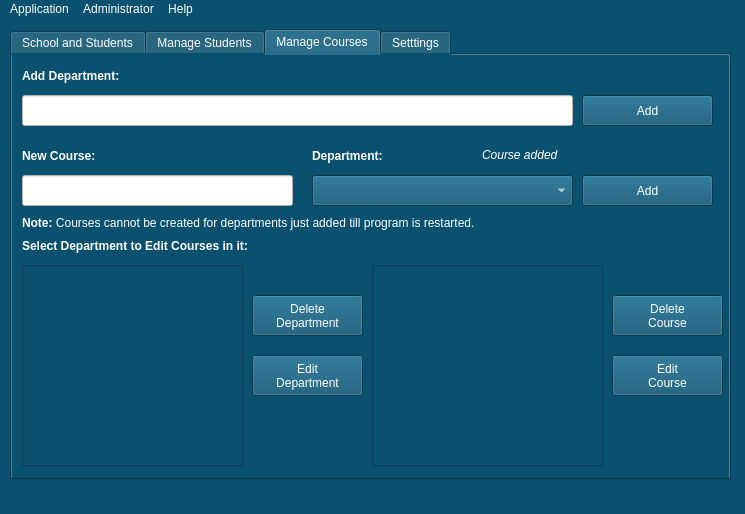
Old version of the form adminArea.ui in the repository josephrexme/registron.
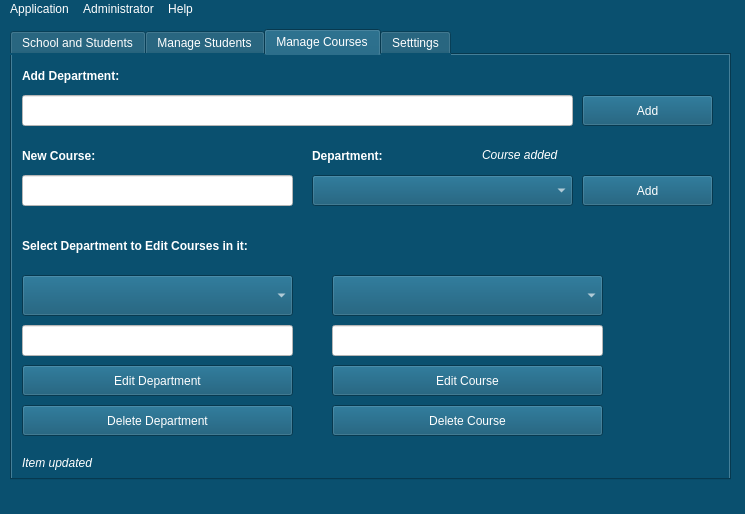
New version of the form. The open tabs and pages were chosen to show the change. Icons and pictures are not drawn.

Commit message: Fixed Course, Departments, and Student updates

Diff of the .ui file:
```diff
--- a/adminArea.ui
+++ b/adminArea.ui
@@ -561,29 +561,6 @@
        <string>Select Department to Edit Courses in it:</string>
       </property>
      </widget>
-     <widget class="QScrollArea" name="scrollArea">
-      <property name="geometry">
-       <rect>
-        <x>10</x>
-        <y>210</y>
-        <width>221</width>
-        <height>201</height>
-       </rect>
-      </property>
-      <property name="widgetResizable">
-       <bool>true</bool>
-      </property>
-      <widget class="QWidget" name="scrollAreaWidgetContents_2">
-       <property name="geometry">
-        <rect>
-         <x>0</x>
-         <y>0</y>
-         <width>217</width>
-         <height>197</height>
-        </rect>
-       </property>
-      </widget>
-     </widget>
      <widget class="QLabel" name="label_3">
       <property name="geometry">
        <rect>
@@ -657,83 +634,68 @@
        <string>Department:</string>
       </property>
      </widget>
-     <widget class="QScrollArea" name="scrollArea_2">
+     <widget class="QPushButton" name="deleteDeptBtn">
       <property name="geometry">
        <rect>
-        <x>360</x>
-        <y>210</y>
-        <width>231</width>
-        <height>201</height>
+        <x>10</x>
+        <y>350</y>
+        <width>271</width>
+        <height>31</height>
        </rect>
       </property>
-      <property name="widgetResizable">
-       <bool>true</bool>
+      <property name="styleSheet">
+       <string notr="true">background: rgb(10, 80, 111);color: white;</string>
       </property>
-      <widget class="QWidget" name="scrollAreaWidgetContents_3">
-       <property name="geometry">
-        <rect>
-         <x>0</x>
-         <y>0</y>
-         <width>227</width>
-         <height>197</height>
-        </rect>
-       </property>
-      </widget>
-     </widget>
-     <widget class="QPushButton" name="pushButton_5">
-      <property name="geometry">
-       <rect>
-        <x>240</x>
-        <y>240</y>
-        <width>111</width>
-        <height>41</height>
-       </rect>
-      </property>
       <property name="text">
-       <string>Delete 
-Department</string>
+       <string>Delete Department</string>
       </property>
      </widget>
      <widget class="QPushButton" name="pushButton_6">
       <property name="geometry">
        <rect>
-        <x>240</x>
-        <y>300</y>
-        <width>111</width>
-        <height>41</height>
+        <x>10</x>
+        <y>310</y>
+        <width>271</width>
+        <height>31</height>
        </rect>
       </property>
+      <property name="styleSheet">
+       <string notr="true">background: rgb(10, 80, 111);color: white;</string>
+      </property>
       <property name="text">
-       <string>Edit 
-Department</string>
+       <string>Edit Department</string>
       </property>
      </widget>
      <widget class="QPushButton" name="pushButton_7">
       <property name="geometry">
        <rect>
-        <x>600</x>
-        <y>240</y>
-        <width>111</width>
-        <height>41</height>
+        <x>320</x>
+        <y>350</y>
+        <width>271</width>
+        <height>31</height>
        </rect>
       </property>
+      <property name="styleSheet">
+       <string notr="true">background: rgb(10, 80, 111);color: white;</string>
+      </property>
       <property name="text">
-       <string>Delete 
-Course</string>
+       <string>Delete Course</string>
       </property>
      </widget>
      <widget class="QPushButton" name="pushButton_8">
       <property name="geometry">
        <rect>
-        <x>600</x>
-        <y>300</y>
-        <width>111</width>
-        <height>41</height>
+        <x>320</x>
+        <y>310</y>
+        <width>271</width>
+        <height>31</height>
        </rect>
       </property>
+      <property name="styleSheet">
+       <string notr="true">background: rgb(10, 80, 111);color: white;</string>
+      </property>
       <property name="text">
-       <string>Edit 
-Course</string>
+       <string>Edit Course</string>
       </property>
      </widget>
      <widget class="QLabel" name="addDeptNotice">
@@ -770,19 +732,6 @@
        <string notr="true">background: rgb(10, 80, 111);color: white;</string>
       </property>
      </widget>
-     <widget class="QLabel" name="warningDpt">
-      <property name="geometry">
-       <rect>
-        <x>10</x>
-        <y>160</y>
-        <width>551</width>
-        <height>16</height>
-       </rect>
-      </property>
-      <property name="text">
-       <string>&lt;html&gt;&lt;head/&gt;&lt;body&gt;&lt;p&gt;&lt;span style=&quot; font-weight:600;&quot;&gt;Note:&lt;/span&gt; Courses cannot be created for departments just added till program is restarted.&lt;/p&gt;&lt;/body&gt;&lt;/html&gt;</string>
-      </property>
-     </widget>
      <widget class="QLabel" name="courseAdded">
       <property name="geometry">
        <rect>
@@ -801,6 +750,76 @@
        <string>Course added</string>
       </property>
      </widget>
+     <widget class="QComboBox" name="deptEditSelect">
+      <property name="geometry">
+       <rect>
+        <x>10</x>
+        <y>220</y>
+        <width>271</width>
+        <height>41</height>
+       </rect>
+      </property>
+      <property name="styleSheet">
+       <string notr="true">background: rgb(10, 80, 111);color: white;</string>
+      </property>
+     </widget>
+     <widget class="QLineEdit" name="DeptEdit">
+      <property name="geometry">
+       <rect>
+        <x>10</x>
+        <y>270</y>
+        <width>271</width>
+        <height>31</height>
+       </rect>
+      </property>
+      <property name="styleSheet">
+       <string notr="true">color: rgba(0,0,0); background: white;</string>
+      </property>
+     </widget>
+     <widget class="QComboBox" name="courseEditSelect">
+      <property name="geometry">
+       <rect>
+        <x>320</x>
+        <y>220</y>
+        <width>271</width>
+        <height>41</height>
+       </rect>
+      </property>
+      <property name="styleSheet">
+       <string notr="true">background: rgb(10, 80, 111);color: white;</string>
+      </property>
+     </widget>
+     <widget class="QLineEdit" name="CourseEdit">
+      <property name="geometry">
+       <rect>
+        <x>320</x>
+        <y>270</y>
+        <width>271</width>
+        <height>31</height>
+       </rect>
+      </property>
+      <property name="styleSheet">
+       <string notr="true">color: rgba(0,0,0); background: white;</string>
+      </property>
+     </widget>
+     <widget class="QLabel" name="editUpdateNotif">
+      <property name="geometry">
+       <rect>
+        <x>10</x>
+        <y>400</y>
+        <width>421</width>
+        <height>16</height>
+       </rect>
+      </property>
+      <property name="font">
+       <font>
+        <italic>true</italic>
+       </font>
+      </property>
+      <property name="text">
+       <string>Item updated</string>
+      </property>
+     </widget>
     </widget>
     <widget class="QWidget" name="settingsTab">
      <attribute name="title">
```
Left out of the diff: 184 changed lines with no effect on the pictures. Lines whose indentation alone changed are shown as unchanged. The commit also changes 18 other files.
